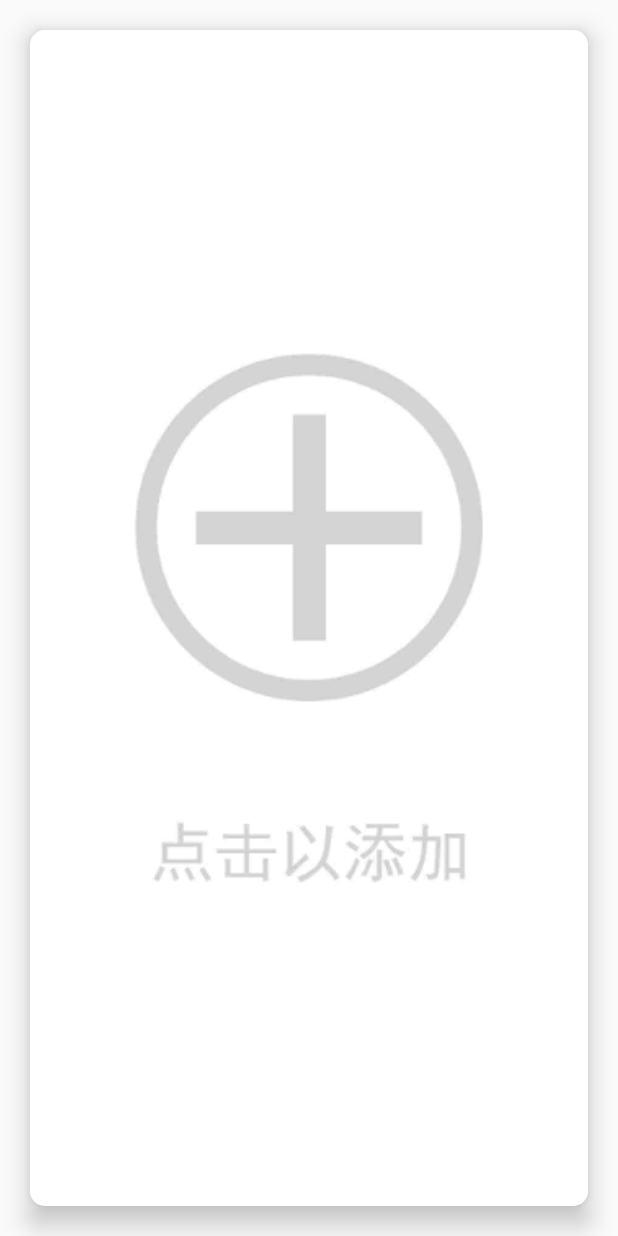
After one commit to Battor/fastwxcall, an Android app: the layout item_contact_add.xml on its own in the app's theme, with its tools: preview values and no code run, on a phone screen of 412 x 824 dp. The commit adds this screen. Run offline under Robolectric (Android 15) with nearby library versions, the phone set to English and light mode, and no system bars.

Commit message:
为列表页元素增加点击事件，并增加编辑元素和编辑页面

```diff
--- a/app/src/main/AndroidManifest.xml
+++ b/app/src/main/AndroidManifest.xml
@@ -7,12 +7,11 @@
         android:icon="@mipmap/ic_launcher"
         android:label="@string/app_name"
         android:roundIcon="@mipmap/ic_launcher_round"
-        android:supportsRtl="true"
         android:theme="@style/AppTheme">
+        <activity android:name=".EditContactActivity"></activity>
         <activity android:name=".MainActivity">
             <intent-filter>
                 <action android:name="android.intent.action.MAIN" />
-
                 <category android:name="android.intent.category.LAUNCHER" />
             </intent-filter>
         </activity>
--- /dev/null
+++ b/app/src/main/res/layout/item_contact_add.xml
@@ -0,0 +1,24 @@
+<?xml version="1.0" encoding="utf-8"?>
+
+<android.support.v7.widget.CardView xmlns:android="http://schemas.android.com/apk/res/android"
+    xmlns:app="http://schemas.android.com/apk/res-auto"
+    android:layout_width="match_parent"
+    android:layout_height="match_parent"
+    android:layout_margin="20dp"
+    app:cardCornerRadius="10dp"
+    app:cardElevation="10dp">
+
+    <android.support.constraint.ConstraintLayout
+        android:layout_width="match_parent"
+        android:layout_height="match_parent">
+
+        <ImageView
+            android:id="@+id/contact_item_add"
+            android:layout_width="match_parent"
+            android:layout_height="match_parent"
+            android:src="@mipmap/contact_add"
+            android:scaleType="centerCrop"/>
+
+    </android.support.constraint.ConstraintLayout>
+
+</android.support.v7.widget.CardView>
```
Also changed, not shown: app/src/main/java/com/battor/fastwxcall/ContactAdapter.java (+105 -13 lines), app/src/main/java/com/battor/fastwxcall/EditContactActivity.java (added, +32 -0 lines), app/src/main/res/layout/activity_edit_contact.xml (added, +7 -0 lines), app/src/main/res/mipmap-xxxhdpi/contact_add.jpg (added).
